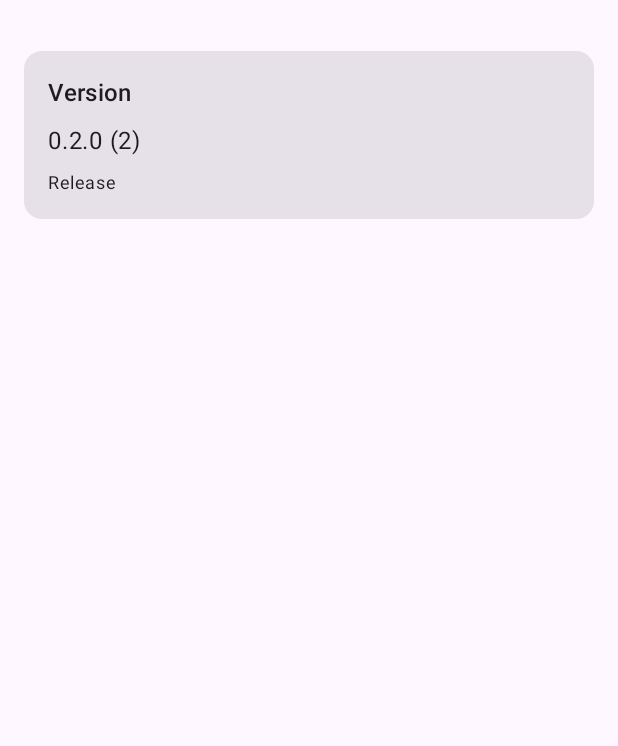
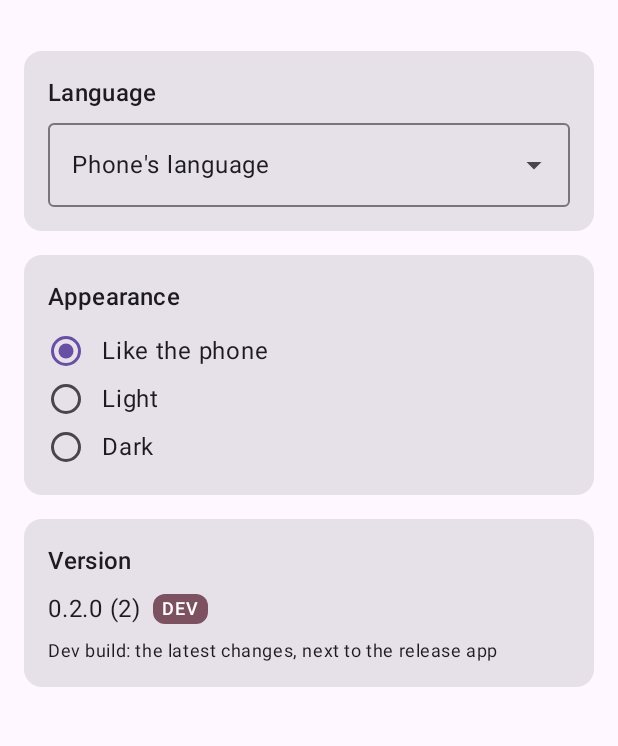
Before and after one commit to elkuku/KMyBanners, an Android app built with Jetpack Compose: the screen it shows after launch (MainActivity), after a tap on "Settings", on a phone screen of 412 x 824 dp, the part 69-815 px from its top. Run offline under Robolectric (Android 15) with nearby library versions, the phone set to English and light mode, and no system bars.

Commit message:
Publish a dev build on GitHub Pages; language and theme in every build
- assembleDev: a release build as "KMyBanners Dev" (.dev, marked DEV), signed with the dev key
- The dev-build workflow builds it on every push to main and publishes kmybanners-dev.apk on Pages
- The settings show the language (now a dropdown) and light/dark in the release app too,
  in the order language, appearance, GitHub account, version

Co-Authored-By: Claude Opus 5.5 <noreply@anthropic.com>

```diff
--- a/app/src/main/java/dev/elkuku/kmybanners/ui/SettingsScreen.kt
+++ b/app/src/main/java/dev/elkuku/kmybanners/ui/SettingsScreen.kt
@@ -14,7 +14,12 @@ import androidx.compose.foundation.selection.selectable
 import androidx.compose.foundation.selection.selectableGroup
 import androidx.compose.foundation.verticalScroll
 import androidx.compose.material3.Card
+import androidx.compose.material3.DropdownMenuItem
 import androidx.compose.material3.ExperimentalMaterial3Api
+import androidx.compose.material3.ExposedDropdownMenuAnchorType
+import androidx.compose.material3.ExposedDropdownMenuBox
+import androidx.compose.material3.ExposedDropdownMenuDefaults
+import androidx.compose.material3.OutlinedTextField
 import androidx.compose.material3.MaterialTheme
 import androidx.compose.material3.OutlinedButton
 import androidx.compose.material3.RadioButton
@@ -24,7 +29,10 @@ import androidx.compose.material3.Text
 import androidx.compose.material3.TextButton
 import androidx.compose.material3.TopAppBar
 import androidx.compose.runtime.Composable
+import androidx.compose.runtime.getValue
+import androidx.compose.runtime.mutableStateOf
 import androidx.compose.runtime.remember
+import androidx.compose.runtime.setValue
 import androidx.compose.ui.Alignment
 import androidx.compose.ui.Modifier
 import androidx.compose.ui.platform.LocalContext
@@ -36,8 +44,8 @@ import dev.elkuku.kmybanners.AppTheme
 import dev.elkuku.kmybanners.BuildConfig
 import dev.elkuku.kmybanners.R
 
-/** The dev build (debug): marked DEV, with the language and light/dark switches. */
-val isDev: Boolean get() = BuildConfig.DEBUG
+/** The dev build (debug, or the published dev APK): marked DEV. */
+val isDev: Boolean get() = BuildConfig.DEV
 
 /** The small "DEV" mark next to the app name in the dev build. */
 @Composable
@@ -48,7 +56,7 @@ fun DevBadge() {
     }
 }
 
-/** The settings: the version, the GitHub account; in the dev build the language and light/dark. */
+/** The settings: the language, light/dark, the GitHub account, the version. */
 @OptIn(ExperimentalMaterial3Api::class)
 @Composable
 fun SettingsDialog(s: UiState, vm: MainViewModel, theme: AppTheme, onTheme: (AppTheme) -> Unit, close: () -> Unit) {
@@ -62,6 +70,21 @@ fun SettingsDialog(s: UiState, vm: MainViewModel, theme: AppTheme, onTheme: (App
                 Modifier.padding(pad).fillMaxSize().verticalScroll(rememberScrollState()).padding(16.dp),
                 verticalArrangement = Arrangement.spacedBy(16.dp),
             ) {
+                LanguageSection()
+                Section(stringResource(R.string.theme)) {
+                    Choices(
+                        listOf(AppTheme.SYSTEM to stringResource(R.string.theme_system),
+                            AppTheme.LIGHT to stringResource(R.string.theme_light),
+                            AppTheme.DARK to stringResource(R.string.theme_dark)),
+                        theme, onTheme,
+                    )
+                }
+                if (s.signedIn) {
+                    Section(stringResource(R.string.github_account)) {
+                        Text(s.login.orEmpty(), style = MaterialTheme.typography.bodyLarge)
+                        OutlinedButton(onClick = { close(); vm.signOut() }) { Text(stringResource(R.string.sign_out)) }
+                    }
+                }
                 Section(stringResource(R.string.version)) {
                     Row(verticalAlignment = Alignment.CenterVertically, horizontalArrangement = Arrangement.spacedBy(8.dp)) {
                         Text("${BuildConfig.VERSION_NAME} (${BuildConfig.VERSION_CODE})", style = MaterialTheme.typography.bodyLarge)
@@ -70,41 +93,39 @@ fun SettingsDialog(s: UiState, vm: MainViewModel, theme: AppTheme, onTheme: (App
                     Text(stringResource(if (isDev) R.string.build_dev else R.string.build_release),
                         style = MaterialTheme.typography.bodySmall)
                 }
-                if (s.signedIn) {
-                    Section(stringResource(R.string.github_account)) {
-                        Text(s.login.orEmpty(), style = MaterialTheme.typography.bodyLarge)
-                        OutlinedButton(onClick = { close(); vm.signOut() }) { Text(stringResource(R.string.sign_out)) }
-                    }
-                }
-                if (isDev) {
-                    LanguageSection()
-                    Section(stringResource(R.string.theme)) {
-                        Choices(
-                            listOf(AppTheme.SYSTEM to stringResource(R.string.theme_system),
-                                AppTheme.LIGHT to stringResource(R.string.theme_light),
-                                AppTheme.DARK to stringResource(R.string.theme_dark)),
-                            theme, onTheme,
-                        )
-                    }
-                }
             }
         }
     }
 }
 
-/** The app's language: the phone's or one of [AppLanguage.SUPPORTED]; choosing one recreates the activity. */
+/** The app's language, picked from a list: the phone's or one of [AppLanguage.SUPPORTED]; choosing one recreates the activity. */
+@OptIn(ExperimentalMaterial3Api::class)
 @Composable
 private fun LanguageSection() {
     val context = LocalContext.current
     val activity = context.findActivity()
     val current = remember { AppLanguage.get(context) }
+    // The languages in their own names: findable whatever the app's language is now
+    val options = listOf(null to stringResource(R.string.language_system), "en" to "English", "de" to "Deutsch",
+        "es" to "Español")
+    var expanded by remember { mutableStateOf(false) }
     Section(stringResource(R.string.language)) {
-        // The languages in their own names: findable whatever the app's language is now
-        Choices(
-            listOf(null to stringResource(R.string.language_system), "en" to "English", "de" to "Deutsch",
-                "es" to "Español"),
-            current,
-        ) { tag -> if (tag != current) activity?.let { AppLanguage.set(it, tag) } }
+        ExposedDropdownMenuBox(expanded = expanded, onExpandedChange = { expanded = it }) {
+            OutlinedTextField(
+                value = options.firstOrNull { it.first == current }?.second ?: options.first().second,
+                onValueChange = {}, readOnly = true, singleLine = true,
+                trailingIcon = { ExposedDropdownMenuDefaults.TrailingIcon(expanded) },
+                modifier = Modifier.fillMaxWidth().menuAnchor(ExposedDropdownMenuAnchorType.PrimaryNotEditable),
+            )
+            ExposedDropdownMenu(expanded = expanded, onDismissRequest = { expanded = false }) {
+                options.forEach { (tag, label) ->
+                    DropdownMenuItem(text = { Text(label) }, onClick = {
+                        expanded = false
+                        if (tag != current) activity?.let { AppLanguage.set(it, tag) }
+                    })
+                }
+            }
+        }
     }
 }
 
```
Also changed, not shown: app/build.gradle.kts (+24 -0 lines), 2 other files.
